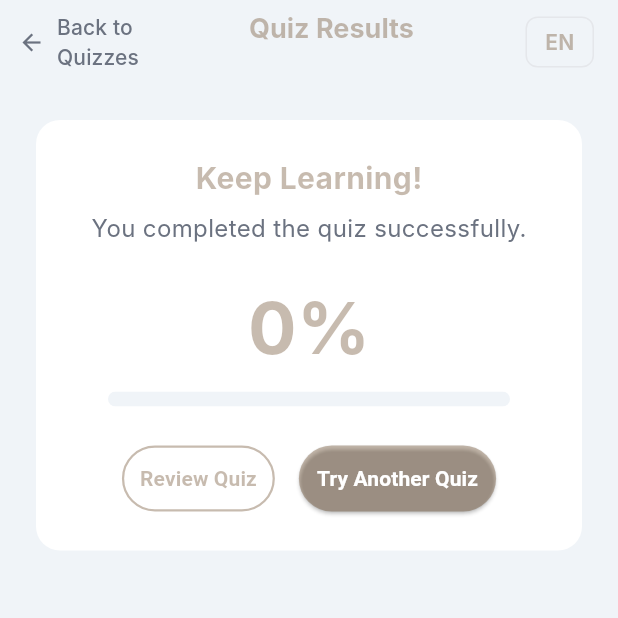
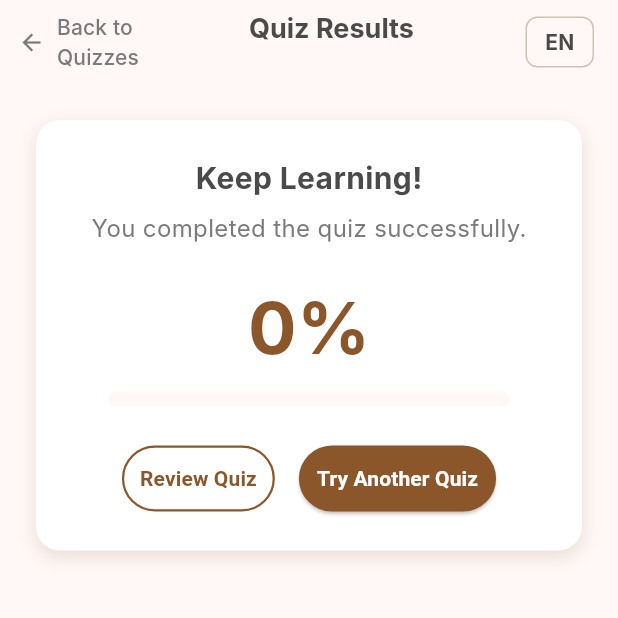
Before and after one commit to Law-Gen/lawgen-mobile-app, a Flutter app: the QuizResultPage screen opened directly with empty values, after a tap on "Try Another Quiz", on a phone screen of 412 x 824 dp, the top half of it. Run offline on Flutter 3.47's test engine with Material 3 defaults, Android fonts, the phone set to English and light mode, and no system bars; our stand-ins replace bloc, dartz, equatable, flutter_bloc, get_it, go_router and 1 more; Roboto replaces fonts that are missing (Inter).

Commit message:
refactor(ui): Align the entire quiz feature with the new warm color design system.

```diff
--- a/lib/features/quize/presentation/pages/quize_home_page.dart
+++ b/lib/features/quize/presentation/pages/quize_home_page.dart
@@ -5,14 +5,13 @@ import 'package:go_router/go_router.dart';
 import '../../quiz_injection.dart';
 import '../bloc/quiz_bloc.dart';
 
-// Design System Colors
-const Color PRIMARY_COLOR = Color.fromARGB(92, 55, 33, 20); // deeper brown
-const Color BACKGROUND_COLOR = Color(0xFFF0F4F8); // Background (Calm Off-White)
-const Color ACCENT_COLOR = Color(0xFF2EC4B6); // Accent (Actionable Teal)
-const Color TEXT_COLOR_PRIMARY = Color(0xFF374151); // For main text
-const Color TEXT_COLOR_SECONDARY = Color(
-  0xFF6B7280,
-); // For subtitles and details
+// -- Design Constants (New Palette) --
+const Color kBackgroundColor = Color(0xFFFFF8F6);
+const Color kPrimaryTextColor = Color(0xFF4A4A4A);
+const Color kSecondaryTextColor = Color(0xFF7A7A7A);
+const Color kCardBackgroundColor = Colors.white;
+const Color kButtonColor = Color(0xFF8B572A);
+const Color kShadowColor = Color(0xFFD3C1B3);
 
 class QuizHomePage extends StatefulWidget {
   const QuizHomePage({super.key});
@@ -34,9 +33,9 @@ class _QuizHomePageState extends State<QuizHomePage> {
   Widget build(BuildContext context) {
     return Scaffold(
       // Use the specified background color.
-      backgroundColor: BACKGROUND_COLOR,
+      backgroundColor: kBackgroundColor,
       appBar: AppBar(
-        backgroundColor: BACKGROUND_COLOR,
+        backgroundColor: kBackgroundColor,
         elevation: 0,
         title: const Column(
           crossAxisAlignment: CrossAxisAlignment.start,
@@ -47,7 +46,7 @@ class _QuizHomePageState extends State<QuizHomePage> {
                 fontFamily: 'Noto Sans Ethiopic',
                 fontSize: 26, // Larger header font size
                 fontWeight: FontWeight.bold,
-                color: PRIMARY_COLOR,
+                color: kPrimaryTextColor,
               ),
             ),
             SizedBox(height: 4),
@@ -57,7 +56,7 @@ class _QuizHomePageState extends State<QuizHomePage> {
                 fontFamily: 'Inter',
                 fontSize: 17, // Base body font size
                 fontWeight: FontWeight.normal,
-                color: PRIMARY_COLOR,
+                color: kPrimaryTextColor,
               ),
             ),
           ],
@@ -69,7 +68,7 @@ class _QuizHomePageState extends State<QuizHomePage> {
         builder: (context, state) {
           if (state is QuizCategoriesLoading) {
             return const Center(
-              child: CircularProgressIndicator(color: PRIMARY_COLOR),
+              child: CircularProgressIndicator(color: kButtonColor),
             );
           }
           if (state is QuizError) {
@@ -99,7 +98,9 @@ class _QuizHomePageState extends State<QuizHomePage> {
                               fontFamily: 'Inter',
                               fontSize: 16,
                               fontWeight: FontWeight.w600,
-                              color: isSelected ? Colors.white : PRIMARY_COLOR,
+                              color: isSelected
+                                  ? Colors.white
+                                  : kPrimaryTextColor,
                             ),
                             padding: const EdgeInsets.symmetric(
                               horizontal: 20,
@@ -113,16 +114,16 @@ class _QuizHomePageState extends State<QuizHomePage> {
                                 ),
                               );
                             },
-                            // Use Accent color for selected chip
-                            selectedColor: ACCENT_COLOR,
-                            backgroundColor: Colors.white,
+                            // Use Button color for selected chip
+                            selectedColor: kButtonColor,
+                            backgroundColor: kCardBackgroundColor,
                             elevation: isSelected ? 4.0 : 1.0,
                             pressElevation: 6.0,
                             shape: StadiumBorder(
                               side: BorderSide(
                                 color: isSelected
                                     ? Colors.transparent
-                                    : PRIMARY_COLOR.withOpacity(0.3),
+                                    : kShadowColor,
                                 width: 1.5,
                               ),
                             ),
@@ -149,7 +150,7 @@ class _QuizHomePageState extends State<QuizHomePage> {
   Widget _buildQuizList(QuizCategoriesLoaded state) {
     if (state.isQuizzesLoading) {
       return const Center(
-        child: CircularProgressIndicator(color: PRIMARY_COLOR),
+        child: CircularProgressIndicator(color: kButtonColor),
       );
     }
 
@@ -160,7 +161,7 @@ class _QuizHomePageState extends State<QuizHomePage> {
           style: TextStyle(
             fontFamily: 'Inter',
             fontSize: 17,
-            color: TEXT_COLOR_SECONDARY,
+            color: kSecondaryTextColor,
           ),
         ),
       );
@@ -172,8 +173,8 @@ class _QuizHomePageState extends State<QuizHomePage> {
       itemBuilder: (context, index) {
         final quiz = state.quizzes[index];
         return Card(
-          color: Colors.white,
-          shadowColor: PRIMARY_COLOR.withOpacity(0.1),
+          color: kCardBackgroundColor,
+          shadowColor: kShadowColor,
           margin: const EdgeInsets.only(bottom: 20),
           shape: RoundedRectangleBorder(
             borderRadius: BorderRadius.circular(16),
@@ -187,12 +188,12 @@ class _QuizHomePageState extends State<QuizHomePage> {
               Container(
                 height: 120,
                 width: double.infinity,
-                color: PRIMARY_COLOR.withOpacity(0.05),
+                color: kButtonColor.withOpacity(0.05),
                 child: const Center(
                   child: Icon(
                     Icons.school_outlined,
                     size: 50,
-                    color: PRIMARY_COLOR,
+                    color: kButtonColor,
                   ),
                 ),
               ),
@@ -210,7 +211,7 @@ class _QuizHomePageState extends State<QuizHomePage> {
                         fontFamily: 'Inter',
                         fontSize: 22, // Larger font size for title
                         fontWeight: FontWeight.bold,
-                        color: TEXT_COLOR_PRIMARY,
+                        color: kPrimaryTextColor,
                       ),
                     ),
                     const SizedBox(height: 12),
@@ -221,7 +222,7 @@ class _QuizHomePageState extends State<QuizHomePage> {
                         const Icon(
                           Icons.help_outline,
                           size: 18,
-                          color: TEXT_COLOR_SECONDARY,
+                          color: kSecondaryTextColor,
                         ),
                         const SizedBox(width: 6),
                         Text(
@@ -229,14 +230,14 @@ class _QuizHomePageState extends State<QuizHomePage> {
                           style: const TextStyle(
                             fontFamily: 'Inter',
                             fontSize: 16,
-                            color: TEXT_COLOR_SECONDARY,
+                            color: kSecondaryTextColor,
                           ),
                         ),
                         const SizedBox(width: 24),
                         const Icon(
                           Icons.timer_outlined,
                           size: 18,
-                          color: TEXT_COLOR_SECONDARY,
+                          color: kSecondaryTextColor,
                         ),
                         const SizedBox(width: 6),
                         const Text(
@@ -244,7 +245,7 @@ class _QuizHomePageState extends State<QuizHomePage> {
                           style: TextStyle(
                             fontFamily: 'Inter',
                             fontSize: 16,
-                            color: TEXT_COLOR_SECONDARY,
+                            color: kSecondaryTextColor,
                           ),
                         ),
                       ],
@@ -255,8 +256,7 @@ class _QuizHomePageState extends State<QuizHomePage> {
                       alignment: Alignment.center,
                       child: ElevatedButton(
                         style: ElevatedButton.styleFrom(
-                          // Use Primary color for key actions
-                          backgroundColor: PRIMARY_COLOR,
+                          backgroundColor: kButtonColor,
                           padding: const EdgeInsets.symmetric(
                             horizontal: 40,
                             vertical: 14,
@@ -267,7 +267,6 @@ class _QuizHomePageState extends State<QuizHomePage> {
                           elevation: 3,
                         ),
                         onPressed: () {
-                          // Uncomment the line below to enable navigation
                           context.push('/quiz/${quiz.id}');
                           print('Navigating to quiz with ID: ${quiz.id}');
                         },
--- a/lib/features/quize/presentation/pages/quize_result_page.dart
+++ b/lib/features/quize/presentation/pages/quize_result_page.dart
@@ -4,15 +4,17 @@ import 'package:go_router/go_router.dart';
 import '../../domain/entities/question.dart';
 import '../../domain/entities/quize.dart';
 
-// Design System Colors
-const Color PRIMARY_COLOR = Color.fromARGB(92, 101, 67, 33); // deep brown (chocolate-like)
-const Color BACKGROUND_COLOR = Color(0xFFF0F4F8);
-const Color ACCENT_COLOR = Color(0xFF2EC4B6);
-const Color TEXT_COLOR_PRIMARY = Color(0xFF374151);
-const Color TEXT_COLOR_SECONDARY = Color(0xFF6B7280);
-const Color BORDER_COLOR = Color(0xFFE5E7EB);
-const Color CORRECT_COLOR = Color(0xFF2EC4B6); // Teal for correct
-const Color INCORRECT_COLOR = Color(0xFFEF4444); // Red for incorrect
+// -- Design Constants (New Palette) --
+const Color kBackgroundColor = Color(0xFFFFF8F6);
+const Color kPrimaryTextColor = Color(0xFF4A4A4A);
+const Color kSecondaryTextColor = Color(0xFF7A7A7A);
+const Color kCardBackgroundColor = Colors.white;
+const Color kButtonColor = Color(0xFF8B572A);
+const Color kShadowColor = Color(0xFFD3C1B3);
+
+// Complementary colors for the new palette
+const Color kCorrectColor = Color(0xFF34D399); // A complementary green
+const Color kIncorrectColor = Color(0xFFF87171); // A complementary red
 
 class QuizResultPage extends StatelessWidget {
   final Quiz quiz;
@@ -26,6 +28,7 @@ class QuizResultPage extends StatelessWidget {
 
   @override
   Widget build(BuildContext context) {
+    // <-- 'context' is defined here
     int score = 0;
     userAnswers.forEach((questionId, answer) {
       if (quiz.questions.firstWhere((q) => q.id == questionId).correctOption ==
@@ -37,7 +40,7 @@ class QuizResultPage extends StatelessWidget {
     final double percentage = total > 0 ? (score / total) * 100 : 0;
 
     return Scaffold(
-      backgroundColor: BACKGROUND_COLOR,
+      backgroundColor: kBackgroundColor,
       appBar: _buildAppBar(context, quiz.name),
       body: Center(
         child: ConstrainedBox(
@@ -45,7 +48,8 @@ class QuizResultPage extends StatelessWidget {
           child: ListView(
             padding: const EdgeInsets.all(24),
             children: [
-              _buildScoreCard(percentage),
+              // MODIFICATION 1: Pass the context to the method
+              _buildScoreCard(context, percentage),
               const SizedBox(height: 24),
               ...quiz.questions.map((question) {
                 return _buildQuestionReviewCard(question);
@@ -58,15 +62,16 @@ class QuizResultPage extends StatelessWidget {
   }
 
   PreferredSizeWidget _buildAppBar(BuildContext context, String quizName) {
+    // ... (this method already correctly accepts context, no changes needed)
     return AppBar(
-      backgroundColor: BACKGROUND_COLOR,
+      backgroundColor: kBackgroundColor,
       elevation: 0,
       leading: TextButton.icon(
-        onPressed: () => context.go('/'), // Navigate to home or categories
-        icon: const Icon(Icons.arrow_back, color: TEXT_COLOR_SECONDARY),
+        onPressed: () => context.go('/quiz'), // This one is correct
+        icon: const Icon(Icons.arrow_back, color: kSecondaryTextColor),
         label: const Text(
           'Back to Quizzes',
-          style: TextStyle(fontFamily: 'Inter', color: TEXT_COLOR_SECONDARY),
+          style: TextStyle(fontFamily: 'Inter', color: kSecondaryTextColor),
         ),
       ),
       leadingWidth: 150,
@@ -76,7 +81,7 @@ class QuizResultPage extends StatelessWidget {
             'Quiz Results',
             style: TextStyle(
               fontFamily: 'Inter',
-              color: PRIMARY_COLOR,
+              color: kPrimaryTextColor,
               fontSize: 18,
               fontWeight: FontWeight.bold,
             ),
@@ -85,7 +90,7 @@ class QuizResultPage extends StatelessWidget {
             quizName,
             style: const TextStyle(
               fontFamily: 'Inter',
-              color: TEXT_COLOR_SECONDARY,
+              color: kSecondaryTextColor,
               fontSize: 14,
             ),
           ),
@@ -93,12 +98,11 @@ class QuizResultPage extends StatelessWidget {
       ),
       centerTitle: true,
       actions: [
-        // Placeholder for language switcher
         Container(
           margin: const EdgeInsets.only(right: 16),
           padding: const EdgeInsets.symmetric(horizontal: 12, vertical: 6),
           decoration: BoxDecoration(
-            border: Border.all(color: BORDER_COLOR),
+            border: Border.all(color: kShadowColor),
             borderRadius: BorderRadius.circular(8),
           ),
           child: const Text(
@@ -106,7 +110,7 @@ class QuizResultPage extends StatelessWidget {
             style: TextStyle(
               fontFamily: 'Inter',
               fontWeight: FontWeight.bold,
-              color: PRIMARY_COLOR,
+              color: kPrimaryTextColor,
             ),
           ),
         ),
@@ -114,22 +118,31 @@ class QuizResultPage extends StatelessWidget {
     );
   }
 
-  Widget _buildScoreCard(double percentage) {
+  // MODIFICATION 2: Update the method to accept context
+  Widget _buildScoreCard(BuildContext context, double percentage) {
     return Container(
       padding: const EdgeInsets.all(24),
       decoration: BoxDecoration(
-        color: Colors.white,
+        color: kCardBackgroundColor,
         borderRadius: BorderRadius.circular(16),
+        boxShadow: [
+          BoxShadow(
+            color: kShadowColor.withOpacity(0.5),
+            blurRadius: 10,
+            offset: const Offset(0, 4),
+          ),
+        ],
       ),
       child: Column(
         children: [
+          // ... (no changes to the Text and ProgressIndicator widgets)
           const Text(
             'Keep Learning!',
             style: TextStyle(
               fontFamily: 'Inter',
               fontSize: 20,
               fontWeight: FontWeight.bold,
-              color: PRIMARY_COLOR,
+              color: kPrimaryTextColor,
             ),
           ),
           const SizedBox(height: 8),
@@ -138,7 +151,7 @@ class QuizResultPage extends StatelessWidget {
             style: TextStyle(
               fontFamily: 'Inter',
               fontSize: 16,
-              color: TEXT_COLOR_SECONDARY,
+              color: kSecondaryTextColor,
             ),
           ),
           const SizedBox(height: 20),
@@ -148,7 +161,7 @@ class QuizResultPage extends StatelessWidget {
               fontFamily: 'Inter',
               fontSize: 48,
               fontWeight: FontWeight.bold,
-              color: PRIMARY_COLOR,
+              color: kButtonColor,
             ),
           ),
           const SizedBox(height: 8),
@@ -159,8 +172,8 @@ class QuizResultPage extends StatelessWidget {
               child: LinearProgressIndicator(
                 value: percentage / 100,
                 minHeight: 10,
-                backgroundColor: BACKGROUND_COLOR,
-                valueColor: const AlwaysStoppedAnimation<Color>(PRIMARY_COLOR),
+                backgroundColor: kBackgroundColor,
+                valueColor: const AlwaysStoppedAnimation<Color>(kButtonColor),
               ),
             ),
           ),
@@ -169,27 +182,28 @@ class QuizResultPage extends StatelessWidget {
             mainAxisAlignment: MainAxisAlignment.center,
             children: [
               OutlinedButton(
-                onPressed: () {}, // Placeholder
+                onPressed: () {},
                 style: OutlinedButton.styleFrom(
                   padding: const EdgeInsets.symmetric(
                     horizontal: 12,
                     vertical: 12,
                   ),
-                  side: const BorderSide(color: PRIMARY_COLOR, width: 1.5),
+                  side: const BorderSide(color: kButtonColor, width: 1.5),
                 ),
                 child: const Text(
                   'Review Quiz',
                   style: TextStyle(
-                    color: PRIMARY_COLOR,
+                    color: kButtonColor,
                     fontWeight: FontWeight.bold,
                   ),
                 ),
               ),
               const SizedBox(width: 16),
               ElevatedButton(
-                onPressed: () {}, // Placeholder
+                // Now this call is valid because 'context' is in scope
+                onPressed: () => context.go('/quiz'),
                 style: ElevatedButton.styleFrom(
-                  backgroundColor: PRIMARY_COLOR,
+                  backgroundColor: kButtonColor,
                   foregroundColor: Colors.white,
                   padding: const EdgeInsets.symmetric(
                     horizontal: 12,
@@ -208,6 +222,7 @@ class QuizResultPage extends StatelessWidget {
     );
   }
 
+  // ... (no changes needed for _buildQuestionReviewCard or _buildAnswerOption)
   Widget _buildQuestionReviewCard(Question question) {
     final userAnswerKey = userAnswers[question.id];
     final bool isCorrect = userAnswerKey == question.correctOption;
@@ -216,8 +231,9 @@ class QuizResultPage extends StatelessWidget {
       margin: const EdgeInsets.only(bottom: 16),
       padding: const EdgeInsets.all(20),
       decoration: BoxDecoration(
-        color: Colors.white,
+        color: kCardBackgroundColor,
         borderRadius: BorderRadius.circular(12),
+        border: Border.all(color: kShadowColor.withOpacity(0.5)),
       ),
       child: Column(
         crossAxisAlignment: CrossAxisAlignment.start,
@@ -226,7 +242,7 @@ class QuizResultPage extends StatelessWidget {
             children: [
               Icon(
                 isCorrect ? Icons.check_circle : Icons.cancel,
-                color: isCorrect ? CORRECT_COLOR : INCORRECT_COLOR,
+                color: isCorrect ? kCorrectColor : kIncorrectColor,
               ),
               const SizedBox(width: 12),
               Expanded(
@@ -236,7 +252,7 @@ class QuizResultPage extends StatelessWidget {
                     fontFamily: 'Inter',
                     fontSize: 16,
                     fontWeight: FontWeight.w600,
-                    color: TEXT_COLOR_PRIMARY,
+                    color: kPrimaryTextColor,
                   ),
                 ),
               ),
@@ -256,7 +272,7 @@ class QuizResultPage extends StatelessWidget {
             padding: const EdgeInsets.all(12),
             width: double.infinity,
             decoration: BoxDecoration(
-              color: BACKGROUND_COLOR,
+              color: kBackgroundColor,
               borderRadius: BorderRadius.circular(8),
             ),
             child: Text(
@@ -264,7 +280,7 @@ class QuizResultPage extends StatelessWidget {
               "Explanation: ${'No explanation provided.'}",
               style: const TextStyle(
                 fontFamily: 'Inter',
-                color: TEXT_COLOR_SECONDARY,
+                color: kSecondaryTextColor,
                 fontSize: 14,
               ),
             ),
@@ -283,14 +299,14 @@ class QuizResultPage extends StatelessWidget {
     final optionText = option.value;
 
     Color backgroundColor = Colors.transparent;
-    Color textColor = TEXT_COLOR_SECONDARY;
+    Color textColor = kSecondaryTextColor;
 
     if (optionKey == correctOptionKey) {
-      backgroundColor = CORRECT_COLOR.withOpacity(0.1);
-      textColor = CORRECT_COLOR;
+      backgroundColor = kCorrectColor.withOpacity(0.1);
+      textColor = kCorrectColor;
     } else if (optionKey == userAnswerKey) {
-      backgroundColor = INCORRECT_COLOR.withOpacity(0.1);
-      textColor = INCORRECT_COLOR;
+      backgroundColor = kIncorrectColor.withOpacity(0.1);
+      textColor = kIncorrectColor;
     }
 
     return Container(
```
Also changed, not shown: lib/features/quize/presentation/pages/question_page.dart (+34 -30 lines).
